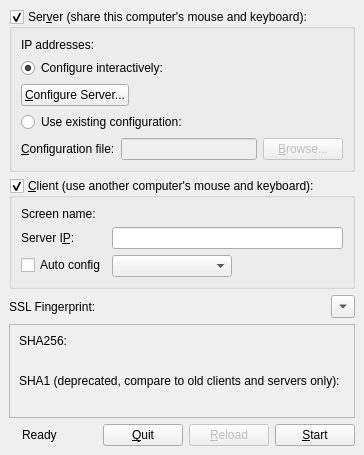
Qt form src/gui/src/MainWindow.ui (Craft374/input-leap) before a commit.
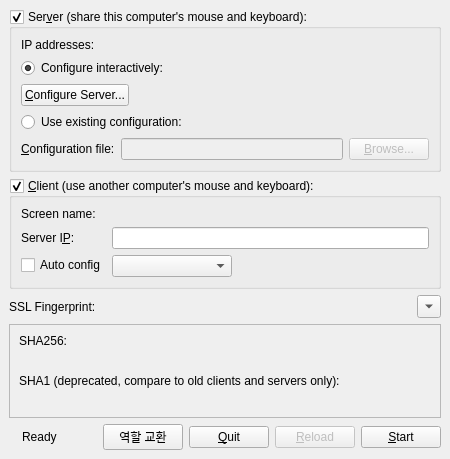
The same form after that commit.

Commit message: add: 휴대폰 트랙패드, 역할 교환, 게임 모드

Diff of the .ui file:
```diff
--- a/src/gui/src/MainWindow.ui
+++ b/src/gui/src/MainWindow.ui
@@ -340,6 +340,16 @@
         </property>
        </spacer>
       </item>
+      <item>
+       <widget class="QPushButton" name="m_pButtonSwapRole">
+        <property name="toolTip">
+         <string>상대 PC와 서버/클라이언트 역할을 서로 바꿉니다. 설정 창에서 'PC 간 역할 교환'을 켜고 양쪽에 같은 코드를 입력해야 합니다.</string>
+        </property>
+        <property name="text">
+         <string>역할 교환</string>
+        </property>
+       </widget>
+      </item>
       <item>
        <widget class="QPushButton" name="m_pButtonQuit">
         <property name="text">
```
Left out of the diff: 8 changed lines with no effect on the pictures. The commit also changes 27 other files.
